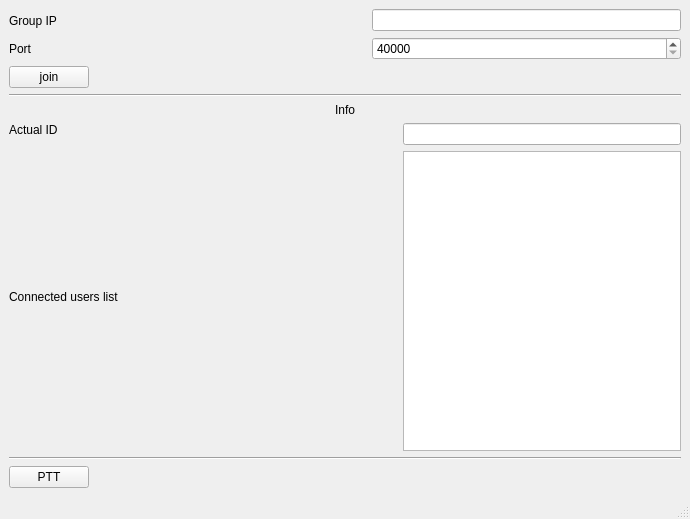
The window that audio_multicast/mainwindow.ui (fquad/AudioMulticast) describes before a commit, drawn with Qt 5.
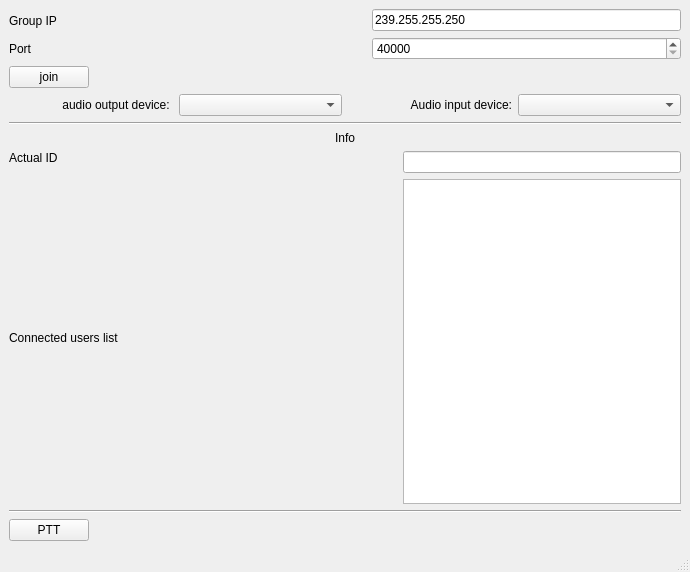
The same window after the commit.

Commit message:
add audio device selection
- add audio device selection from the gui
- clean class multicast from unused variables
- fix problem with audio sampling ( conversion from Char to QBytearray)

```diff
--- a/audio_multicast/mainwindow.ui
+++ b/audio_multicast/mainwindow.ui
@@ -7,7 +7,7 @@
     <x>0</x>
     <y>0</y>
     <width>690</width>
-    <height>519</height>
+    <height>572</height>
    </rect>
   </property>
   <property name="minimumSize">
@@ -63,7 +63,11 @@
       <item>
        <layout class="QVBoxLayout" name="vertical_layout_3">
         <item>
-         <widget class="QLineEdit" name="gui_IP"/>
+         <widget class="QLineEdit" name="gui_IP">
+          <property name="text">
+           <string>239.255.255.250</string>
+          </property>
+         </widget>
         </item>
         <item>
          <widget class="QSpinBox" name="gui_port">
@@ -91,7 +95,7 @@
       <item>
        <widget class="QLabel" name="gui_in_group_indicator">
         <property name="text">
-         <string>     </string>
+         <string/>
         </property>
        </widget>
       </item>
@@ -110,6 +114,42 @@
       </item>
      </layout>
     </item>
+    <item>
+     <layout class="QHBoxLayout" name="Audio_settings_layout">
+      <property name="sizeConstraint">
+       <enum>QLayout::SetNoConstraint</enum>
+      </property>
+      <item>
+       <widget class="QLabel" name="audio_output_label">
+        <property name="text">
+         <string>audio output device: </string>
+        </property>
+        <property name="alignment">
+         <set>Qt::AlignRight|Qt::AlignTrailing|Qt::AlignVCenter</set>
+        </property>
+       </widget>
+      </item>
+      <item>
+       <widget class="QComboBox" name="gui_audio_output_box"/>
+      </item>
+      <item>
+       <widget class="QLabel" name="audio_input_label">
+        <property name="layoutDirection">
+         <enum>Qt::LeftToRight</enum>
+        </property>
+        <property name="text">
+         <string>Audio input device:</string>
+        </property>
+        <property name="alignment">
+         <set>Qt::AlignRight|Qt::AlignTrailing|Qt::AlignVCenter</set>
+        </property>
+       </widget>
+      </item>
+      <item>
+       <widget class="QComboBox" name="gui_audio_input_box"/>
+      </item>
+     </layout>
+    </item>
     <item>
      <widget class="Line" name="line_1">
       <property name="orientation">
@@ -129,6 +169,9 @@
     </item>
     <item>
      <layout class="QHBoxLayout" name="horizzontal_layout_1">
+      <property name="sizeConstraint">
+       <enum>QLayout::SetDefaultConstraint</enum>
+      </property>
       <item>
        <layout class="QVBoxLayout" name="vertical_layout_1">
         <item>
@@ -208,16 +251,26 @@
             <property name="orientation">
              <enum>Qt::Horizontal</enum>
             </property>
+            <property name="sizeType">
+             <enum>QSizePolicy::MinimumExpanding</enum>
+            </property>
             <property name="sizeHint" stdset="0">
              <size>
-              <width>40</width>
+              <width>20</width>
               <height>20</height>
              </size>
             </property>
            </spacer>
           </item>
           <item>
-           <widget class="QListWidget" name="gui_connected_user"/>
+           <widget class="QListWidget" name="gui_connected_user">
+            <property name="minimumSize">
+             <size>
+              <width>60</width>
+              <height>0</height>
+             </size>
+            </property>
+           </widget>
           </item>
          </layout>
         </item>
@@ -247,7 +300,7 @@
          <string notr="true"/>
         </property>
         <property name="text">
-         <string>     </string>
+         <string/>
         </property>
        </widget>
       </item>
```
Left out of the diff: 2 changed lines with no effect on the pictures. The commit also changes 9 other files.
